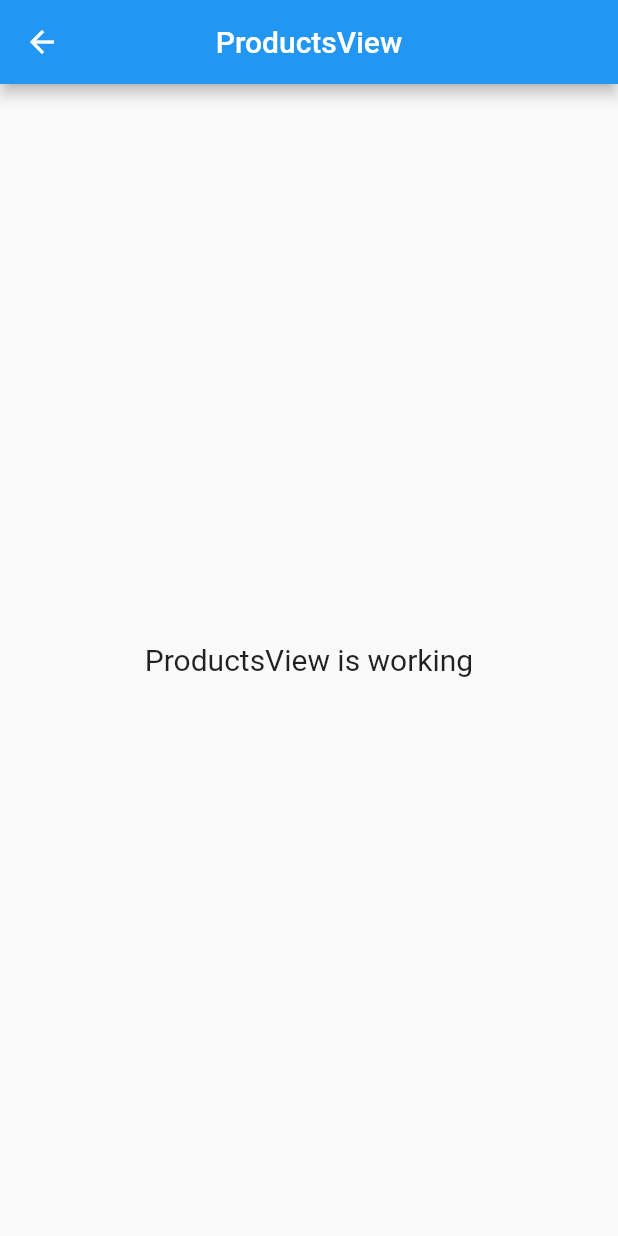
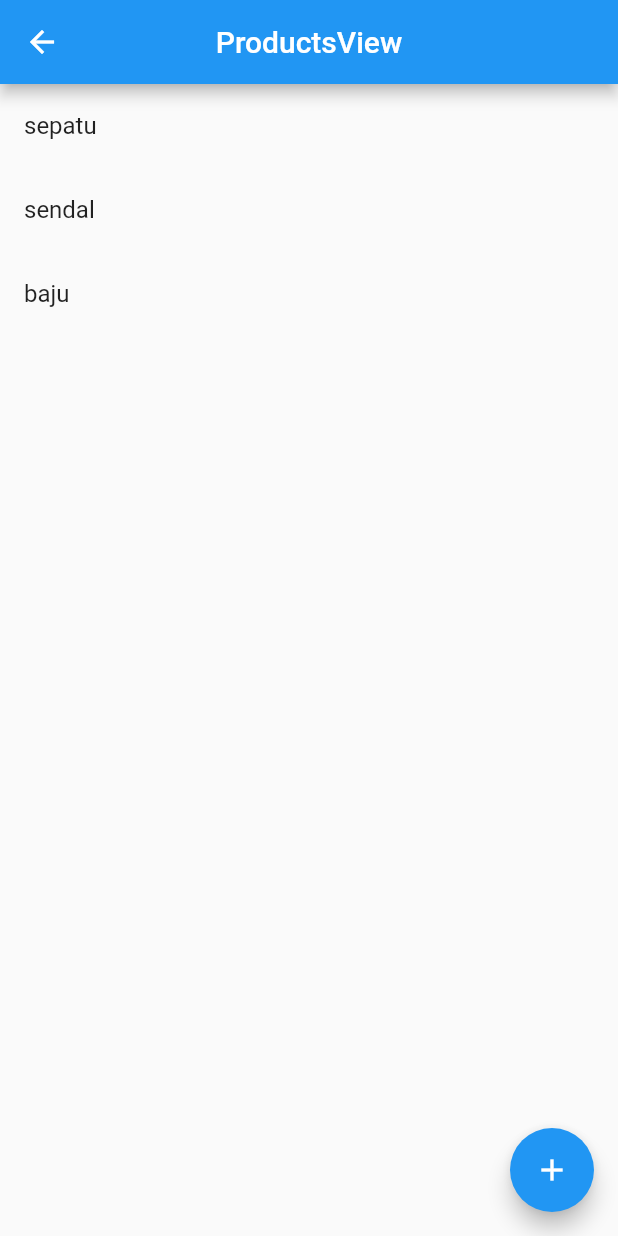
Before and after one commit to angular403/getclinew, a Flutter app: the ProductsView screen opened by its route, on a phone screen of 412 x 824 dp. Run offline on Flutter 3.47's test engine with Material 2 defaults, Android fonts, the phone set to English and light mode, and no system bars; our stand-ins replace get.

Commit message:
penambahan products

```diff
--- a/lib/app/modules/home/controllers/home_controller.dart
+++ b/lib/app/modules/home/controllers/home_controller.dart
@@ -2,7 +2,4 @@ import 'package:get/get.dart';
 
 class HomeController extends GetxController {
 
-
- RxList<Map<String,dynamic>> allProducts = <Map<String,dynamic>>[].obs;
-
 }
--- a/lib/app/modules/products/controllers/products_controller.dart
+++ b/lib/app/modules/products/controllers/products_controller.dart
@@ -1,7 +1,24 @@
 import 'package:get/get.dart';
 
 class ProductsController extends GetxController {
+  RxList<Map<String, dynamic>> allProducts = <Map<String, dynamic>>[
+    {
+      "id": DateTime.now().toIso8601String(),
+      "name": "sepatu",
+      "price": 10000,
+    },
+    {"id": DateTime.now().toIso8601String(), "name": "sendal", "price": 20000},
+    {"id": DateTime.now().toIso8601String(), "name": "baju", "price": 30000},
+  ].obs;
 
-
-
+  void addProducts(String name, String price) {
+    if (name.isNotEmpty && price.isNotEmpty) {
+      allProducts.add({
+        "id": DateTime.now().toIso8601String(),
+        "name": name,
+        "price": int.parse(price),
+      });
+      Get.back();
+    }
+  }
 }
--- a/lib/app/modules/products/views/products_view.dart
+++ b/lib/app/modules/products/views/products_view.dart
@@ -1,6 +1,7 @@
 import 'package:flutter/material.dart';
 
 import 'package:get/get.dart';
+import 'package:test_cli/app/routes/app_pages.dart';
 
 import '../controllers/products_controller.dart';
 
@@ -12,11 +13,19 @@ class ProductsView extends GetView<ProductsController> {
         title: Text('ProductsView'),
         centerTitle: true,
       ),
-      body: Center(
-        child: Text(
-          'ProductsView is working',
-          style: TextStyle(fontSize: 20),
+      body: Obx(
+        () => ListView.builder(
+          itemCount: controller.allProducts.length,
+          itemBuilder: (context, index) => ListTile(
+            title: Text(controller.allProducts[index]["name"]),
+          ),
         ),
+      ),
+      floatingActionButton: FloatingActionButton(
+        onPressed: () {
+          Get.toNamed(Routes.ADD_PRODUCT);
+        },
+        child: Icon(Icons.add),
       ),
     );
   }
--- a/lib/app/routes/app_routes.dart
+++ b/lib/app/routes/app_routes.dart
@@ -6,9 +6,11 @@ abstract class Routes {
 
   static const HOME = _Paths.HOME;
   static const PRODUCTS = _Paths.PRODUCTS;
+  static const ADD_PRODUCT = _Paths.ADD_PRODUCT;
 }
 
 abstract class _Paths {
   static const HOME = '/home';
   static const PRODUCTS = '/products';
+  static const ADD_PRODUCT = '/add-product';
 }
```
Also changed, not shown: lib/app/modules/add_product/bindings/add_product_binding.dart (added, +12 -0 lines), lib/app/modules/add_product/controllers/add_product_controller.dart (added, +7 -0 lines), lib/app/modules/add_product/views/add_product_view.dart (added, +52 -0 lines), lib/app/routes/app_pages.dart (+7 -0 lines).
